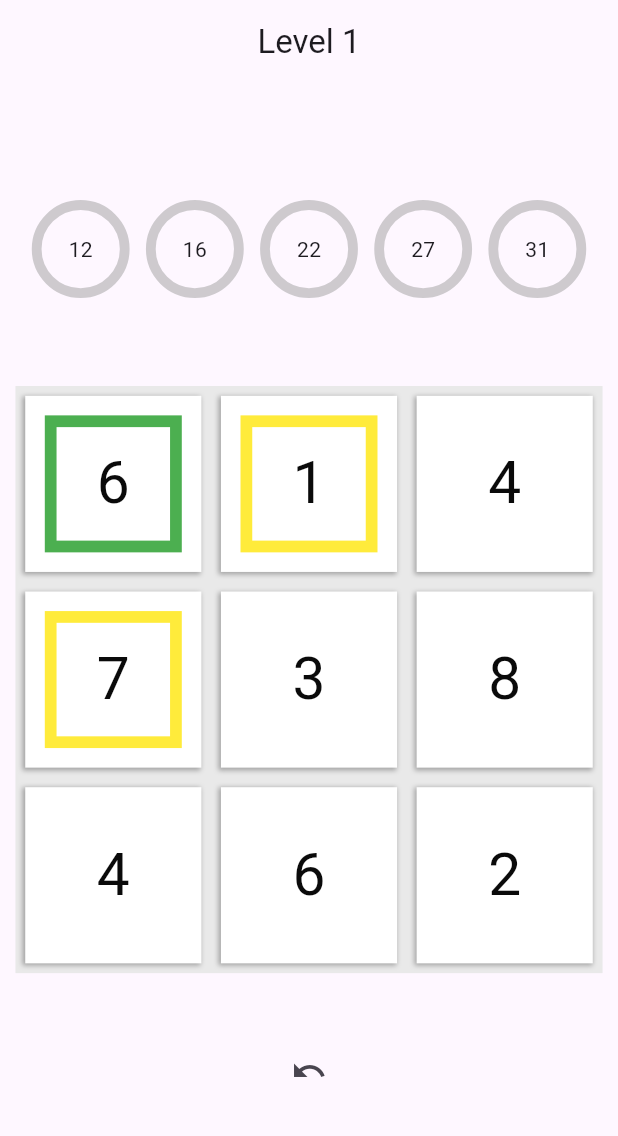
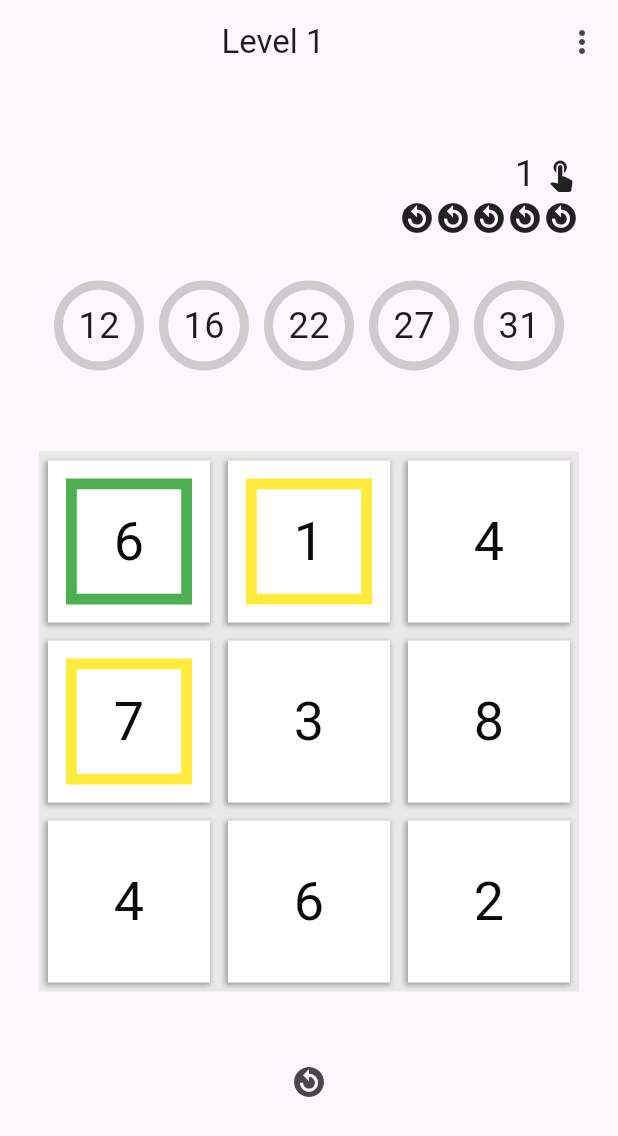
Before and after one commit to SamCentury1/numberCrush, a Flutter app: the screen it shows after launch, after a tap on an icon or button, on a phone screen of 412 x 824 dp. Shown: the top 1136 px of the screen. Run offline on Flutter 3.47's test engine with Material 3 defaults, Android fonts, the phone set to English and light mode, and no system bars.

Commit message:
added opacity effect, lives and turn count

```diff
--- a/lib/functions/game_logic.dart
+++ b/lib/functions/game_logic.dart
@@ -69,10 +69,11 @@ class GameLogic {
     gamePlayState.setDragDirection("none");
     gamePlayState.setIsDragViolation(false);
     gamePlayState.setDragEndTileIndex(null);
+    gamePlayState.setDragType(null);
   }
 
   void executeUndo(GamePlayState gamePlayState) {
-    if (gamePlayState.turnData.length > 1) {
+    if (gamePlayState.turnData.length > 1 && gamePlayState.lives > 0) {
       gamePlayState.turnData.removeLast();
 
       final Map<dynamic, dynamic> previousTurnData =
@@ -88,6 +89,7 @@ class GameLogic {
 
       gamePlayState.setTileData(previousTileData);
       gamePlayState.setTargets(previousTargetData);
+      gamePlayState.setLives(gamePlayState.lives - 1);
 
       // Helpers().updateTileDataPostTileSelection(gamePlayState);
     }
--- a/lib/functions/helpers.dart
+++ b/lib/functions/helpers.dart
@@ -5,14 +5,17 @@ import 'package:number_crush/functions/game_logic.dart';
 import 'package:number_crush/providers/game_play_state.dart';
 import 'package:number_crush/providers/settings_state.dart';
 import 'package:number_crush/screens/game_screen/game_screen.dart';
+import 'package:number_crush/screens/home_screen/home_screen.dart';
 
 class Helpers {
   void navigateToGameScreen(BuildContext context, GamePlayState gamePlayState,
       SettingsState settingsState, int levelIndex) {
     late Map<dynamic, dynamic> levelData = settingsState.levelData
         .firstWhere((element) => element["level"] == levelIndex);
-    gamePlayState.setTileSize(
-        (settingsState.screenSizeData['width'] * 0.95) / levelData['columns']);
+    double boardSize = (settingsState.screenSizeData['width'] * 0.95) < 360
+        ? (settingsState.screenSizeData['width'] * 0.95)
+        : 360;
+    gamePlayState.setTileSize(boardSize / levelData['columns']);
     gamePlayState.setLevel(levelData['level']);
     Map<dynamic, dynamic> tileData =
         Helpers().deepCopyTileData(levelData['tileData']);
@@ -20,6 +23,7 @@ class Helpers {
     gamePlayState.setRows(levelData['rows']);
     gamePlayState.setColumns(levelData['columns']);
     gamePlayState.setTurnData([]);
+    gamePlayState.setLives(5);
     late Map<int, bool> targets = {};
     for (int i in levelData['targets']) {
       targets[i] = false;
@@ -28,6 +32,11 @@ class Helpers {
     Navigator.of(context).pushReplacement(
         MaterialPageRoute(builder: (context) => const GameScreen()));
     Helpers().setTurnData(gamePlayState, 0);
+  }
+
+  void navigateToMainMenu(BuildContext context) {
+    Navigator.of(context).pushReplacement(
+        MaterialPageRoute(builder: (context) => const HomeScreen()));
   }
 
   Offset getTilePosition(GamePlayState gamePlayState, int tileIndex) {
@@ -117,6 +126,8 @@ class Helpers {
           } else {
             double updatedY = initialCoords[1];
             double updatedX = coords[0];
+            gamePlayState.setDragType(directionData["right"]["action"]);
+            gamePlayState.setDistanceToExecute((coords[0] - initialCoords[0]));
             if (coords[0] - initialCoords[0] >= gamePlayState.tileSize) {
               updatedX = initialCoords[0] + gamePlayState.tileSize;
               executeTileSwipe(gamePlayState, 'right');
@@ -129,6 +140,8 @@ class Helpers {
           } else {
             double updatedY = initialCoords[1];
             double updatedX = coords[0];
+            gamePlayState.setDragType(directionData["left"]["action"]);
+            gamePlayState.setDistanceToExecute((initialCoords[0] - coords[0]));
             if (initialCoords[0] - coords[0] >= gamePlayState.tileSize) {
               updatedX = initialCoords[0] - gamePlayState.tileSize;
               executeTileSwipe(gamePlayState, 'left');
@@ -141,6 +154,8 @@ class Helpers {
           } else {
             double updatedX = initialCoords[0];
             double updatedY = coords[1];
+            gamePlayState.setDragType(directionData["down"]["action"]);
+            gamePlayState.setDistanceToExecute((coords[1] - initialCoords[1]));
             if (coords[1] - initialCoords[1] >= gamePlayState.tileSize) {
               updatedY = initialCoords[1] + gamePlayState.tileSize;
               executeTileSwipe(gamePlayState, 'down');
@@ -153,6 +168,8 @@ class Helpers {
           } else {
             double updatedX = initialCoords[0];
             double updatedY = coords[1];
+            gamePlayState.setDragType(directionData["up"]["action"]);
+            gamePlayState.setDistanceToExecute((initialCoords[1] - coords[1]));
             if (initialCoords[1] - coords[1] >= gamePlayState.tileSize) {
               updatedY = initialCoords[1] - gamePlayState.tileSize;
               executeTileSwipe(gamePlayState, 'up');
@@ -291,7 +308,8 @@ class Helpers {
       print("something went wrong : action = $action");
     }
     validateScore(gamePlayState);
-
+    gamePlayState.setDistanceToExecute(0);
+    gamePlayState.setDragDirection(null);
     setTurnData(gamePlayState, gamePlayState.turnData.length);
   }
 
--- a/lib/main.dart
+++ b/lib/main.dart
@@ -22,6 +22,7 @@ class MyApp extends StatelessWidget {
       child: const MaterialApp(
         title: 'Number Crush',
         home: HomeScreen(),
+        debugShowCheckedModeBanner: false,
       ),
     );
   }
--- a/lib/providers/game_play_state.dart
+++ b/lib/providers/game_play_state.dart
@@ -92,6 +92,13 @@ class GamePlayState extends ChangeNotifier {
     notifyListeners();
   }
 
+  late String? _dragType = null;
+  String? get dragType => _dragType;
+  void setDragType(String? value) {
+    _dragType = value;
+    notifyListeners();
+  }
+
   late bool _isDragging = false;
   bool get isDragging => _isDragging;
   void setIsDragging(bool value) {
@@ -112,4 +119,18 @@ class GamePlayState extends ChangeNotifier {
     _isGameOver = value;
     notifyListeners();
   }
+
+  late double _distanceToExecute = 0.0;
+  double get distanceToExecute => _distanceToExecute;
+  void setDistanceToExecute(double value) {
+    _distanceToExecute = value;
+    notifyListeners();
+  }
+
+  late int _lives = 5;
+  int get lives => _lives;
+  void setLives(int value) {
+    _lives = value;
+    notifyListeners();
+  }
 }
--- a/lib/providers/settings_state.dart
+++ b/lib/providers/settings_state.dart
@@ -202,7 +202,7 @@ class SettingsState extends ChangeNotifier {
         3: {
           "key": 3,
           "id": "2_1",
-          "body": 7,
+          "body": 8,
           "selected": false,
           "adjacent": true,
           "active": true
@@ -274,7 +274,7 @@ class SettingsState extends ChangeNotifier {
         2: {
           "key": 2,
           "id": "1_3",
-          "body": 3,
+          "body": 6,
           "selected": false,
           "adjacent": false,
           "active": true
--- a/lib/screens/game_screen/components/tile_widget.dart
+++ b/lib/screens/game_screen/components/tile_widget.dart
@@ -12,10 +12,9 @@ class TileWidget extends StatefulWidget {
 }
 
 class _TileWidgetState extends State<TileWidget> {
-
   Color getTileColor(GamePlayState gamePlayState, int index) {
     Color res = Colors.white;
-    Map<dynamic,dynamic> tileObject = gamePlayState.tileData[index];
+    Map<dynamic, dynamic> tileObject = gamePlayState.tileData[index];
     if (tileObject['active']) {
       if (tileObject['selected']) {
         res = Colors.green;
@@ -30,14 +29,41 @@ class _TileWidgetState extends State<TileWidget> {
     return res;
   }
 
+  double getOpacity(GamePlayState gamePlayState, int index) {
+    late double res = 1.0;
+    if (gamePlayState.dragType != null) {
+      final String? action = gamePlayState.dragType;
+      if (gamePlayState.dragStartTileIndex == index && action != "move") {
+        res = ((gamePlayState.tileSize - gamePlayState.distanceToExecute) /
+            gamePlayState.tileSize);
+      } else {
+        res = 1.0;
+      }
+    } else {
+      res = 1.0;
+    }
+
+    if (res > 1.0) {
+      return res = 1.0;
+    }
+    if (res < 0.0) {
+      return res = 0.0;
+    }
+    return res;
+  }
+
   @override
   Widget build(BuildContext context) {
     return Consumer<GamePlayState>(
-      builder: (context,gamePlayState,child) {
-        final Map<String,dynamic> tileObject = gamePlayState.tileData[widget.index];
+      builder: (context, gamePlayState, child) {
+        double op = getOpacity(gamePlayState, widget.index);
+        final Map<String, dynamic> tileObject =
+            gamePlayState.tileData[widget.index];
         return Positioned(
-          top: Helpers().getTilePosition(gamePlayState,widget.index).dy,
-          left: Helpers().getTilePosition(gamePlayState,widget.index).dx,
+          top: Helpers().getTilePosition(gamePlayState, widget.index).dy,
+          left: Helpers().getTilePosition(gamePlayState, widget.index).dx,
+          child: Opacity(
+            opacity: op,
             child: Container(
               width: gamePlayState.tileSize,
               height: gamePlayState.tileSize,
@@ -46,45 +72,43 @@ class _TileWidgetState extends State<TileWidget> {
                       ? Stack(
                           children: [
                             Container(
-                    width: gamePlayState.tileSize*0.9,
-                    height: gamePlayState.tileSize*0.9,
+                              width: gamePlayState.tileSize * 0.9,
+                              height: gamePlayState.tileSize * 0.9,
                               decoration: BoxDecoration(
                                   color: Colors.white,
                                   boxShadow: [
                                     BoxShadow(
                                       color: Colors.black.withOpacity(0.3),
-                          offset: Offset(-1.0,1.0),
+                                      offset: Offset(-1.0, 1.0),
                                       blurRadius: 2.0,
                                       spreadRadius: 1.0,
                                     ),
-                      ]
-                    ),
+                                  ]),
                               child: Center(
                                 child: Text(
                                   tileObject["body"].toString(),
                                   style: TextStyle(
-                          color: Color.fromRGBO(10,10,10,1),
-                          fontSize: gamePlayState.tileSize*0.3
-                        ),
+                                      color: Color.fromRGBO(10, 10, 10, 1),
+                                      fontSize: gamePlayState.tileSize * 0.3),
                                 ),
                               ),
                             ),
                             Positioned(
-                    top: (gamePlayState.tileSize*0.2)*0.5,
-                    left: (gamePlayState.tileSize*0.2)*0.5,
+                                top: (gamePlayState.tileSize * 0.2) * 0.5,
+                                left: (gamePlayState.tileSize * 0.2) * 0.5,
                                 child: Container(
-                      width: gamePlayState.tileSize*0.7,
-                      height: gamePlayState.tileSize*0.7,
+                                  width: gamePlayState.tileSize * 0.7,
+                                  height: gamePlayState.tileSize * 0.7,
                                   decoration: BoxDecoration(
                                       border: Border.all(
-                          color: getTileColor(gamePlayState, widget.index),
-                          width: gamePlayState.tileSize*0.06
+                                          color: getTileColor(
+                                              gamePlayState, widget.index),
+                                          width:
+                                              gamePlayState.tileSize * 0.06)),
+                                )),
+                          ],
                         )
-                      ),
-                    )
-                  ),
-                ],
-              ) : SizedBox()
+                      : SizedBox()),
             ),
           ),
         );
--- a/lib/screens/game_screen/game_screen.dart
+++ b/lib/screens/game_screen/game_screen.dart
@@ -38,11 +38,15 @@ class _GameScreenState extends State<GameScreen> {
               width: gamePlayState.tileSize * 0.05,
             )),
         child: Center(
-          child: Text(key.toString()),
+          child: Text(key.toString(),
+              style: TextStyle(
+                fontSize: gamePlayState.tileSize * 0.2,
+              )),
         ),
       );
       res.add(targetWidget);
     });
+
     return res;
   }
 
@@ -53,6 +57,14 @@ class _GameScreenState extends State<GameScreen> {
       Widget tile = TileWidget(index: key);
       res.add(tile);
     });
+
+    if (gamePlayState.isDragging) {
+      int? draggedTileIndex = gamePlayState.dragStartTileIndex;
+      res.removeAt(draggedTileIndex!);
+      Widget tile = TileWidget(index: draggedTileIndex!);
+      res.add(tile);
+    }
+
     return res;
   }
 
@@ -63,6 +75,27 @@ class _GameScreenState extends State<GameScreen> {
         child: Scaffold(
           appBar: AppBar(
             title: Center(child: Text("Level ${gamePlayState.level}")),
+            actions: [
+              PopupMenuButton<int>(
+                  itemBuilder: (context) => [
+                        PopupMenuItem(
+                          child: Text("Main Menu"),
+                          onTap: () {
+                            Helpers().navigateToMainMenu(context);
+                          },
+                        ),
+                        PopupMenuItem(
+                          child: Text("Restart"),
+                          onTap: () {
+                            Helpers().navigateToGameScreen(
+                                context,
+                                gamePlayState,
+                                settingsState,
+                                gamePlayState.level);
+                          },
+                        ),
+                      ])
+            ],
           ),
           body: Stack(
             children: [
@@ -73,6 +106,45 @@ class _GameScreenState extends State<GameScreen> {
                   mainAxisAlignment: MainAxisAlignment.center,
                   crossAxisAlignment: CrossAxisAlignment.center,
                   children: [
+                    SizedBox(
+                      width: gamePlayState.tileSize * gamePlayState.columns,
+                      child: Align(
+                        alignment: Alignment.centerRight,
+                        child: Container(
+                          child: Row(
+                            mainAxisSize: MainAxisSize.min,
+                            children: [
+                              Text(
+                                gamePlayState.turnData.length.toString(),
+                                style: TextStyle(fontSize: 24),
+                              ),
+                              SizedBox(
+                                width: 5,
+                              ),
+                              Icon(
+                                Icons.touch_app,
+                                size: 24,
+                              ),
+                            ],
+                          ),
+                        ),
+                      ),
+                    ),
+                    SizedBox(
+                      width: gamePlayState.tileSize * gamePlayState.columns,
+                      child: Align(
+                        alignment: Alignment.centerRight,
+                        child: Container(
+                          child: Row(
+                            mainAxisSize: MainAxisSize.min,
+                            children: [
+                              for (int i = 0; i < gamePlayState.lives; i++)
+                                Icon(Icons.replay_circle_filled_sharp)
+                            ],
+                          ),
+                        ),
+                      ),
+                    ),
                     SizedBox(
                       width: gamePlayState.tileSize * gamePlayState.columns,
                       height: gamePlayState.tileSize,
@@ -108,7 +180,7 @@ class _GameScreenState extends State<GameScreen> {
                           child: IconButton(
                               onPressed: () =>
                                   GameLogic().executeUndo(gamePlayState),
-                              icon: Icon(Icons.undo)),
+                              icon: Icon(Icons.replay_circle_filled_sharp)),
                         )),
                   ],
                 ),
@@ -131,7 +203,7 @@ class _GameScreenState extends State<GameScreen> {
                           Text(
                             "Congratulations!",
                             style: TextStyle(
-                              fontSize: 36,
+                              fontSize: 28,
                             ),
                             textAlign: TextAlign.center,
                           ),
@@ -141,7 +213,7 @@ class _GameScreenState extends State<GameScreen> {
                           Text(
                             "You completed the puzzle in ${gamePlayState.turnData.length} turns",
                             style: TextStyle(
-                              fontSize: 32,
+                              fontSize: 24,
                             ),
                             textAlign: TextAlign.center,
                           ),
@@ -163,6 +235,7 @@ class _GameScreenState extends State<GameScreen> {
                               gamePlayState.setRows(levelData['rows']);
                               gamePlayState.setColumns(levelData['columns']);
                               gamePlayState.setTurnData([]);
+                              gamePlayState.setLives(5);
                               late Map<int, bool> targets = {};
                               for (int i in levelData['targets']) {
                                 targets[i] = false;
```
Lines whose indentation alone changed are shown as unchanged.
